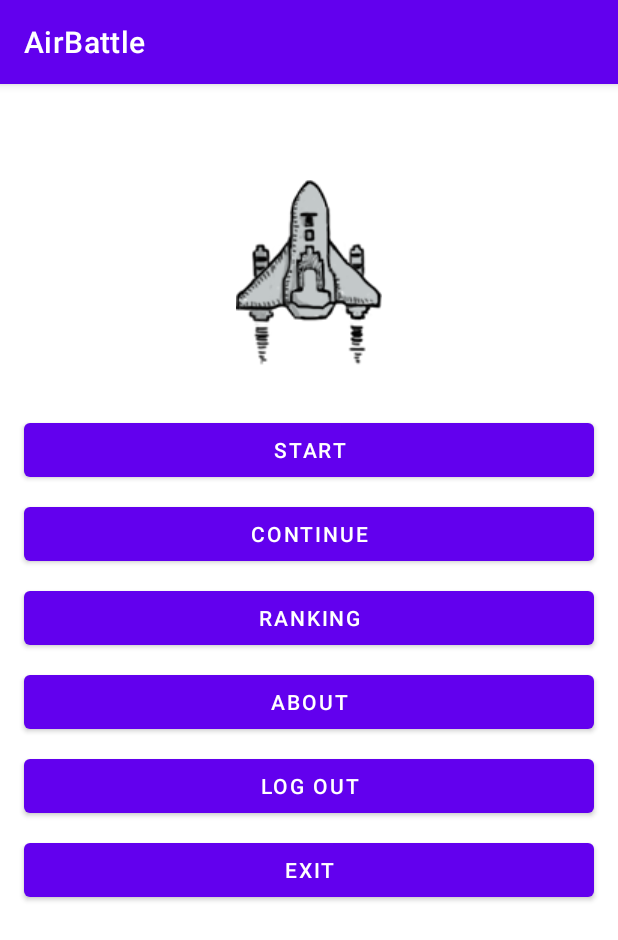
After one commit to kevinyya/AIrBattle, an Android app: the MenuActivity screen opened directly, with no data from a screen before it, on a phone screen of 412 x 824 dp. The commit adds this screen. Shown: the top 940 px of the screen. Run offline under Robolectric (Android 15) with nearby library versions, the phone set to English and light mode, and no system bars.

Commit message:
MenuActivity Create and UI Design

```diff
--- a/app/src/main/AndroidManifest.xml
+++ b/app/src/main/AndroidManifest.xml
@@ -13,6 +13,9 @@
         android:theme="@style/Theme.AirBattle"
         tools:targetApi="31">
         <activity
+            android:name=".MenuActivity"
+            android:exported="false" />
+        <activity
             android:name=".SignupActivity"
             android:exported="false" />
         <activity
--- a/app/src/main/java/com/example/airbattle/MainActivity.java
+++ b/app/src/main/java/com/example/airbattle/MainActivity.java
@@ -70,6 +70,8 @@ public class MainActivity extends AppCompatActivity {
                                     // Active User
                                     playerDao.enableActivePlayer(username);
                                     // Login and jump to MenuActivity
+                                    Intent intent = new Intent(getApplicationContext(), MenuActivity.class);
+                                    startActivity(intent);
                                 } else {
                                     Snackbar.make(findViewById(android.R.id.content),
                                             R.string.password_error, Snackbar.LENGTH_SHORT).show();
--- /dev/null
+++ b/app/src/main/java/com/example/airbattle/MenuActivity.java
@@ -0,0 +1,14 @@
+package com.example.airbattle;
+
+import androidx.appcompat.app.AppCompatActivity;
+
+import android.os.Bundle;
+
+public class MenuActivity extends AppCompatActivity {
+
+    @Override
+    protected void onCreate(Bundle savedInstanceState) {
+        super.onCreate(savedInstanceState);
+        setContentView(R.layout.activity_menu);
+    }
+}
--- a/app/src/main/res/layout/activity_main.xml
+++ b/app/src/main/res/layout/activity_main.xml
@@ -11,7 +11,7 @@
         android:layout_width="match_parent"
         android:layout_height="wrap_content"
         android:orientation="vertical"
-        android:layout_marginTop="48dp"
+        android:layout_marginTop="64dp"
         app:layout_constraintTop_toTopOf="parent" >
 
         <ImageView
--- /dev/null
+++ b/app/src/main/res/layout/activity_menu.xml
@@ -0,0 +1,86 @@
+<?xml version="1.0" encoding="utf-8"?>
+<androidx.constraintlayout.widget.ConstraintLayout xmlns:android="http://schemas.android.com/apk/res/android"
+    xmlns:app="http://schemas.android.com/apk/res-auto"
+    xmlns:tools="http://schemas.android.com/tools"
+    android:layout_width="match_parent"
+    android:layout_height="match_parent"
+    tools:context=".MenuActivity">
+
+<!--    <ImageView-->
+<!--        android:layout_width="match_parent"-->
+<!--        android:layout_height="match_parent"-->
+<!--        android:scaleType="centerCrop"-->
+<!--        android:src="@drawable/background"/>-->
+
+    <LinearLayout
+        android:id="@+id/userInfoLL"
+        android:layout_width="match_parent"
+        android:layout_height="wrap_content"
+        android:orientation="vertical"
+        android:layout_marginTop="64dp"
+        app:layout_constraintTop_toTopOf="parent" >
+
+        <ImageView
+            android:id="@+id/iconIV"
+            android:layout_width="match_parent"
+            android:layout_height="wrap_content"
+            app:srcCompat="@drawable/icon" />
+
+        <Button
+            android:id="@+id/startBtn"
+            android:layout_width="match_parent"
+            android:layout_height="wrap_content"
+            android:layout_marginStart="16dp"
+            android:layout_marginEnd="16dp"
+            android:layout_marginTop="32dp"
+            android:text="@string/start_btn" />
+        <Button
+            android:id="@+id/continueBtn"
+            android:layout_width="match_parent"
+            android:layout_height="wrap_content"
+            android:layout_marginStart="16dp"
+            android:layout_marginEnd="16dp"
+            android:layout_marginTop="8dp"
+            android:text="@string/continue_btn" />
+
+        <Button
+            android:id="@+id/rankBtn"
+            android:layout_width="match_parent"
+            android:layout_height="wrap_content"
+            android:layout_marginStart="16dp"
+            android:layout_marginEnd="16dp"
+            android:layout_marginTop="8dp"
+            android:text="@string/rank_btn" />
+
+        <Button
+            android:id="@+id/aboutBtn"
+            android:layout_width="match_parent"
+            android:layout_height="wrap_content"
+            android:layout_marginStart="16dp"
+            android:layout_marginEnd="16dp"
+            android:layout_marginTop="8dp"
+            android:text="@string/about_btn" />
+
+        <Button
+            android:id="@+id/logoutBtn"
+            android:layout_width="match_parent"
+            android:layout_height="wrap_content"
+            android:layout_marginStart="16dp"
+            android:layout_marginEnd="16dp"
+            android:layout_marginTop="8dp"
+            android:text="@string/logout_btn" />
+
+        <Button
+            android:id="@+id/exitBtn"
+            android:layout_width="match_parent"
+            android:layout_height="wrap_content"
+            android:layout_marginStart="16dp"
+            android:layout_marginEnd="16dp"
+            android:layout_marginTop="8dp"
+            android:text="@string/exit_btn" />
+
+    </LinearLayout>
+
+
+
+</androidx.constraintlayout.widget.ConstraintLayout>
--- a/app/src/main/res/layout/activity_signup.xml
+++ b/app/src/main/res/layout/activity_signup.xml
@@ -10,7 +10,7 @@
         android:layout_width="match_parent"
         android:layout_height="wrap_content"
         android:orientation="vertical"
-        android:layout_marginTop="48dp"
+        android:layout_marginTop="64dp"
         app:layout_constraintTop_toTopOf="parent" >
 
         <ImageView
--- a/app/src/main/res/values/strings.xml
+++ b/app/src/main/res/values/strings.xml
@@ -9,5 +9,12 @@
     <string name="password_hint">Password</string>
     <string name="signin_btn">Sign in</string>
     <string name="signup_btn">Sign up</string>
+    <string name="start_btn">Start</string>
+    <string name="continue_btn">Continue</string>
+    <string name="rank_btn">Ranking</string>
+    <string name="about_btn">About</string>
+    <string name="setting_btn">Settings</string>
+    <string name="logout_btn">Log Out</string>
+    <string name="exit_btn">Exit</string>
 
 </resources>
```
Also changed, not shown: app/src/main/res/drawable/background.jpg (added).
